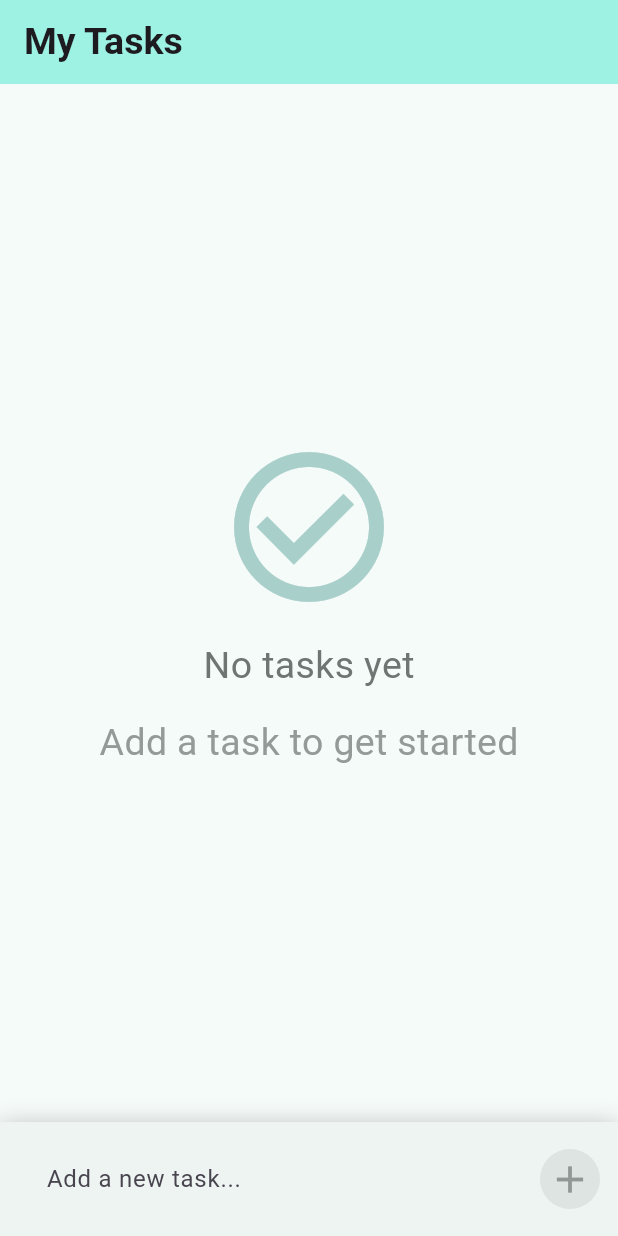
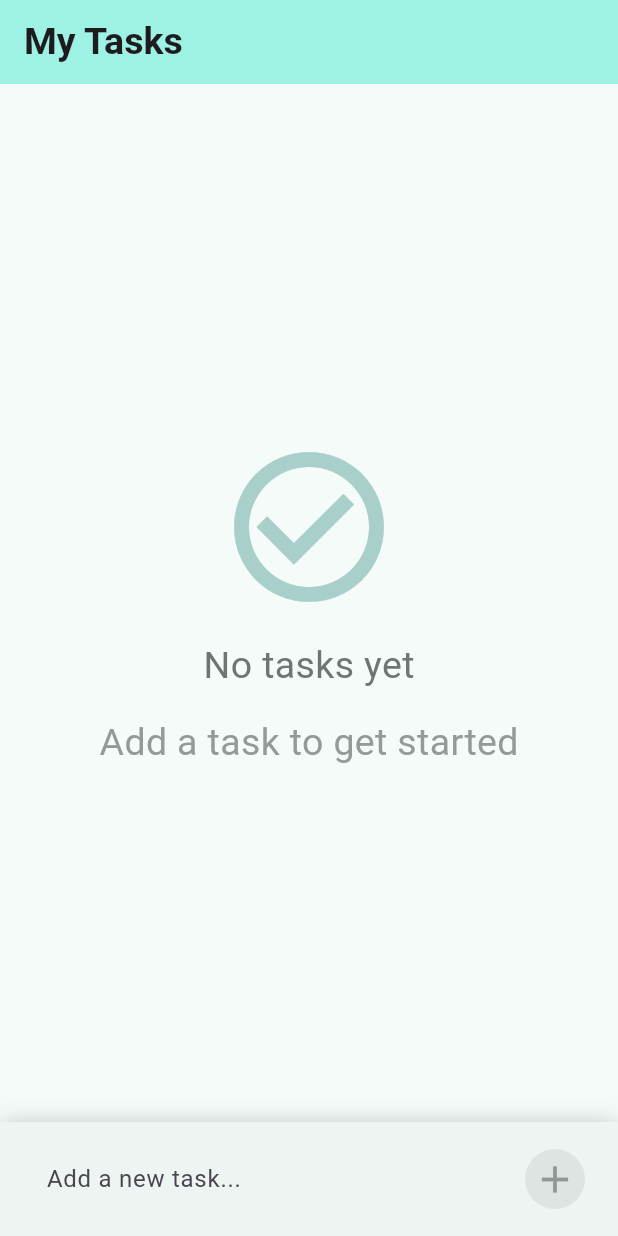
Before and after one commit to AhmedEzz999/Assignments_Solution, a Flutter app: the screen it shows after launch, on a phone screen of 412 x 824 dp. Run offline on Flutter 3.47's test engine with Material 3 defaults, Android fonts, the phone set to English and light mode, and no system bars; our stand-ins replace audioplayers.

Commit message:
Refactor The Code

```diff
--- a/Assignments_Solution (Group 4)/Session 12/task_management/lib/views/home_view.dart
+++ b/Assignments_Solution (Group 4)/Session 12/task_management/lib/views/home_view.dart
@@ -1,5 +1,6 @@
 import 'package:flutter/material.dart';
 import 'package:task_management/models/task_model.dart';
+import 'package:task_management/widgets/home_view_empty.dart';
 import 'package:task_management/widgets/text_field.dart';
 
 class HomeView extends StatefulWidget {
@@ -10,7 +11,7 @@ class HomeView extends StatefulWidget {
 }
 
 class _HomeViewState extends State<HomeView> {
-  final _tasks = <Task>[];
+  final List<Task> _tasks = [];
   final _controller = TextEditingController();
 
   void _addTask() {
@@ -51,37 +52,12 @@ class _HomeViewState extends State<HomeView> {
           Expanded(
             child:
                 _tasks.isEmpty
-                    ? Column(
-                      mainAxisAlignment: MainAxisAlignment.center,
-                      children: [
-                        Icon(
-                          Icons.check_circle_outline,
-                          color: Color(0xffa9cfca),
-                          size: 120,
-                        ),
-                        SizedBox(height: 15),
-                        Text(
-                          'No tasks yet',
-                          style: TextStyle(
-                            fontSize: 25,
-                            color: Color(0xff6f7573),
-                          ),
-                        ),
-                        SizedBox(height: 15),
-                        Text(
-                          'Add a task to get started',
-                          style: TextStyle(
-                            fontSize: 25,
-                            color: Color(0xff949a98),
-                          ),
-                        ),
-                      ],
-                    )
+                    ? HomeViewEmpty()
                     : ListView.builder(
                       padding: const EdgeInsets.all(8),
                       itemCount: _tasks.length,
-                      itemBuilder: (context, i) {
-                        final task = _tasks[i];
+                      itemBuilder: (context, index) {
+                        final task = _tasks[index];
                         final date = task.createdAt;
                         final formattedDate =
                             '${date.day}/${date.month}/${date.year}';
@@ -98,7 +74,7 @@ class _HomeViewState extends State<HomeView> {
                               leading: Checkbox(
                                 activeColor: Color(0xFF006C5F),
                                 value: task.isDone,
-                                onChanged: (_) => _toggleDone(i),
+                                onChanged: (_) => _toggleDone(index),
                               ),
                               title: Text(
                                 task.title,
@@ -118,7 +94,7 @@ class _HomeViewState extends State<HomeView> {
                                   Icons.delete_outline_outlined,
                                   color: Color(0xFFE77A6E),
                                 ),
-                                onPressed: () => _removeTask(i),
+                                onPressed: () => _removeTask(index),
                               ),
                             ),
                           ),
--- /dev/null
+++ b/Assignments_Solution (Group 4)/Session 12/task_management/lib/widgets/home_view_empty.dart
@@ -0,0 +1,25 @@
+import 'package:flutter/material.dart';
+
+class HomeViewEmpty extends StatelessWidget {
+  const HomeViewEmpty({super.key});
+
+  @override
+  Widget build(BuildContext context) {
+    return Column(
+      mainAxisAlignment: MainAxisAlignment.center,
+      children: [
+        Icon(Icons.check_circle_outline, color: Color(0xffa9cfca), size: 120),
+        SizedBox(height: 15),
+        Text(
+          'No tasks yet',
+          style: TextStyle(fontSize: 25, color: Color(0xff6f7573)),
+        ),
+        SizedBox(height: 15),
+        Text(
+          'Add a task to get started',
+          style: TextStyle(fontSize: 25, color: Color(0xff949a98)),
+        ),
+      ],
+    );
+  }
+}
--- a/Assignments_Solution (Group 4)/Session 12/task_management/lib/widgets/text_field.dart
+++ b/Assignments_Solution (Group 4)/Session 12/task_management/lib/widgets/text_field.dart
@@ -13,7 +13,7 @@ class Textfield extends StatelessWidget {
   @override
   Widget build(BuildContext context) {
     return Container(
-      padding: const EdgeInsets.only(left: 15, bottom: 10, top: 10),
+      padding: const EdgeInsets.only(left: 15, right: 10, bottom: 10, top: 10),
       decoration: BoxDecoration(
         boxShadow: [
           BoxShadow(color: Colors.grey, blurRadius: 15, offset: Offset(0, 5)),
```
Also changed, not shown: Assignments_Solution (Group 4)/Session 12/task_management/lib/main.dart (line endings or trailing spaces).
